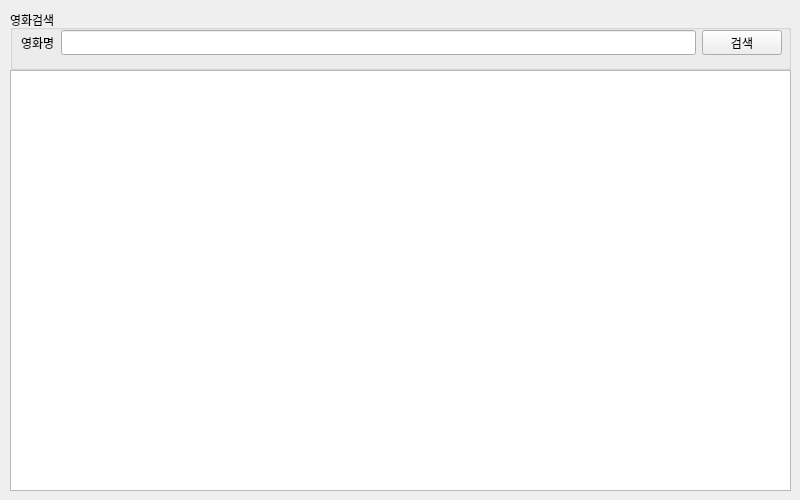
Qt form part1/studyPyQt/naverApiMovie.ui (mini9155/miniprogects) before a commit.
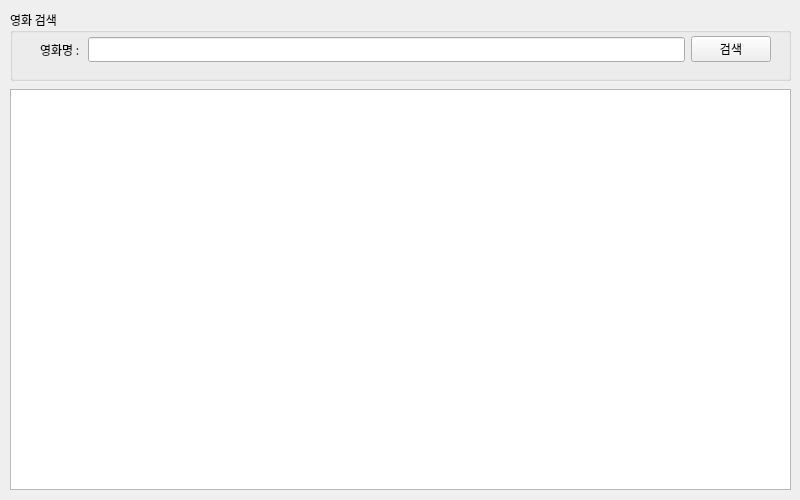
The same form after that commit.

The edit to the form file:
```diff
--- a/part1/studyPyQt/naverApiMovie.ui
+++ b/part1/studyPyQt/naverApiMovie.ui
@@ -31,8 +31,10 @@
     <height>500</height>
    </size>
   </property>
-  <property name="acceptDrops">
-   <bool>false</bool>
+  <property name="font">
+   <font>
+    <family>나눔고딕</family>
+   </font>
   </property>
   <property name="windowTitle">
    <string>영화 검색</string>
@@ -43,41 +45,36 @@
      <x>10</x>
      <y>10</y>
      <width>781</width>
-     <height>60</height>
+     <height>71</height>
     </rect>
    </property>
    <layout class="QVBoxLayout" name="searchLayout">
     <item>
      <widget class="QGroupBox" name="groupBox">
-      <property name="enabled">
-       <bool>true</bool>
-      </property>
       <property name="title">
-       <string>영화검색</string>
+       <string>영화 검색</string>
       </property>
       <widget class="QWidget" name="layoutWidget">
        <property name="geometry">
         <rect>
-         <x>11</x>
-         <y>20</y>
-         <width>761</width>
-         <height>25</height>
+         <x>30</x>
+         <y>24</y>
+         <width>731</width>
+         <height>31</height>
         </rect>
        </property>
        <layout class="QHBoxLayout" name="horizontalLayout">
         <item>
          <widget class="QLabel" name="label">
           <property name="text">
-           <string>영화명</string>
+           <string>영화명 : </string>
           </property>
          </widget>
         </item>
         <item>
          <widget class="QLineEdit" name="txtSearch">
-          <property name="font">
-           <font>
-            <family>나눔고딕</family>
-           </font>
+          <property name="inputMethodHints">
+           <set>Qt::ImhNone</set>
           </property>
          </widget>
         </item>
@@ -98,9 +95,9 @@
    <property name="geometry">
     <rect>
      <x>10</x>
-     <y>70</y>
+     <y>89</y>
      <width>781</width>
-     <height>421</height>
+     <height>401</height>
     </rect>
    </property>
    <layout class="QVBoxLayout" name="resultLayout">
```
Left out of the diff: 11 changed lines with no effect on the pictures.
